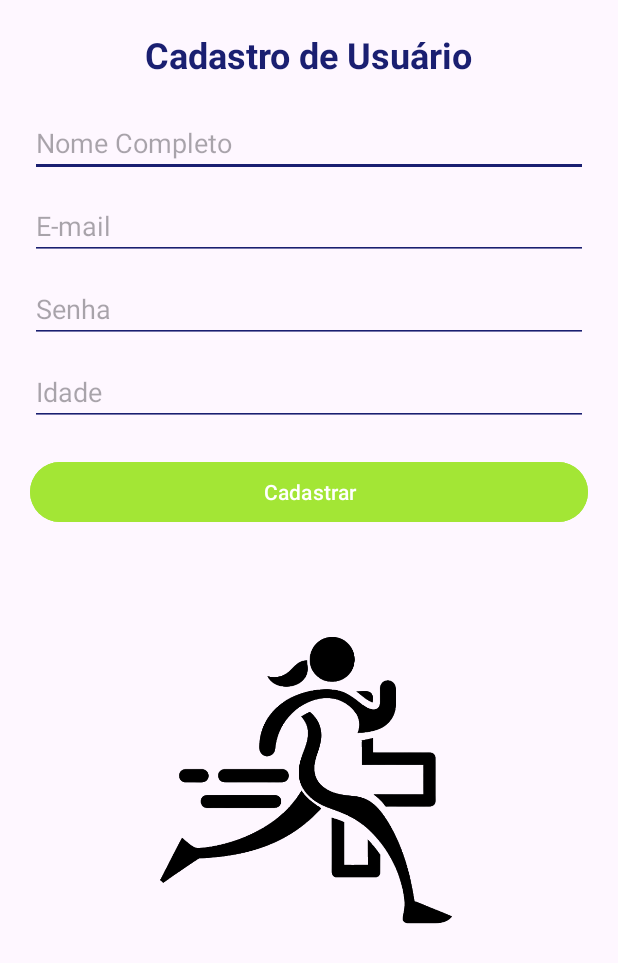
After one commit to SpringDevsFatec/Projeto_MaratonaPlus, an Android app: the CadastroUsuario screen opened directly, with no data from a screen before it, on a phone screen of 412 x 824 dp. The commit adds this screen. Shown: the top 963 px of the screen. Run offline under Robolectric (Android 15) with nearby library versions, the phone set to English and light mode, and no system bars; Roboto replaces fonts that are not available here; 1 statement that could not run was skipped.

Commit message:
Tela de Login e Cadastro de Usuario

```diff
--- a/app/src/main/AndroidManifest.xml
+++ b/app/src/main/AndroidManifest.xml
@@ -12,6 +12,9 @@
         android:supportsRtl="true"
         android:theme="@style/Theme.Maratona"
         tools:targetApi="31">
+        <activity
+            android:name=".CadastroUsuario"
+            android:exported="false" />
         <activity
             android:name=".TeladeLogin"
             android:exported="false" />
--- /dev/null
+++ b/app/src/main/java/com/example/maratona/CadastroUsuario.java
@@ -0,0 +1,24 @@
+package com.example.maratona;
+
+import android.os.Bundle;
+
+import androidx.activity.EdgeToEdge;
+import androidx.appcompat.app.AppCompatActivity;
+import androidx.core.graphics.Insets;
+import androidx.core.view.ViewCompat;
+import androidx.core.view.WindowInsetsCompat;
+
+public class CadastroUsuario extends AppCompatActivity {
+
+    @Override
+    protected void onCreate(Bundle savedInstanceState) {
+        super.onCreate(savedInstanceState);
+        EdgeToEdge.enable(this);
+        setContentView(R.layout.activity_cadastro_usuario);
+        ViewCompat.setOnApplyWindowInsetsListener(findViewById(R.id.main), (v, insets) -> {
+            Insets systemBars = insets.getInsets(WindowInsetsCompat.Type.systemBars());
+            v.setPadding(systemBars.left, systemBars.top, systemBars.right, systemBars.bottom);
+            return insets;
+        });
+    }
+}
--- /dev/null
+++ b/app/src/main/res/layout/activity_cadastro_usuario.xml
@@ -0,0 +1,73 @@
+<?xml version="1.0" encoding="utf-8"?>
+<ScrollView xmlns:android="http://schemas.android.com/apk/res/android"
+    xmlns:app="http://schemas.android.com/apk/res-auto"
+    android:layout_width="match_parent"
+    android:layout_height="match_parent"
+    android:padding="20dp">
+
+    <LinearLayout
+        android:layout_width="match_parent"
+        android:layout_height="wrap_content"
+        android:orientation="vertical"
+        android:gravity="center">
+
+        <TextView
+            android:layout_width="wrap_content"
+            android:layout_height="wrap_content"
+            android:text="Cadastro de Usuário"
+            android:textSize="24sp"
+            android:textColor="#1A1F71"
+            android:textStyle="bold"
+            android:layout_gravity="center" />
+
+        <EditText
+            android:id="@+id/edtNome"
+            android:layout_width="match_parent"
+            android:layout_height="wrap_content"
+            android:hint="Nome Completo"
+            android:backgroundTint="#1A1F71"
+            android:layout_marginTop="20dp" />
+
+        <EditText
+            android:id="@+id/edtEmail"
+            android:layout_width="match_parent"
+            android:layout_height="wrap_content"
+            android:hint="E-mail"
+            android:backgroundTint="#1A1F71"
+            android:layout_marginTop="10dp" />
+
+        <EditText
+            android:id="@+id/edtSenha"
+            android:layout_width="match_parent"
+            android:layout_height="wrap_content"
+            android:hint="Senha"
+            android:inputType="textPassword"
+            android:backgroundTint="#1A1F71"
+            android:layout_marginTop="10dp" />
+
+        <EditText
+            android:id="@+id/edtIdade"
+            android:layout_width="match_parent"
+            android:layout_height="wrap_content"
+            android:hint="Idade"
+            android:inputType="number"
+            android:backgroundTint="#1A1F71"
+            android:layout_marginTop="10dp" />
+
+        <Button
+            android:id="@+id/btnCadastrarUsuario"
+            android:layout_width="match_parent"
+            android:layout_height="wrap_content"
+            android:text="Cadastrar"
+            android:backgroundTint="#A3E635"
+            android:textColor="#FFFFFF"
+            android:layout_marginTop="20dp" />
+
+        <ImageView
+            android:id="@+id/imgLogo"
+            android:layout_width="244dp"
+            android:layout_height="268dp"
+            android:paddingTop="100px"
+            app:srcCompat="@drawable/logomaratona" />
+    </LinearLayout>
+</ScrollView>
--- a/app/src/main/res/layout/activity_telade_login.xml
+++ b/app/src/main/res/layout/activity_telade_login.xml
@@ -9,8 +9,8 @@
     <ImageView
         android:layout_width="150dp"
         android:layout_height="150dp"
-        android:src="@drawable/logo_maratona"
-        android:contentDescription="Logo do aplicativo" />
+        android:contentDescription="Logo do aplicativo"
+        android:src="@drawable/logomaratona" />
 
     <EditText
         android:id="@+id/edtEmail"
```
